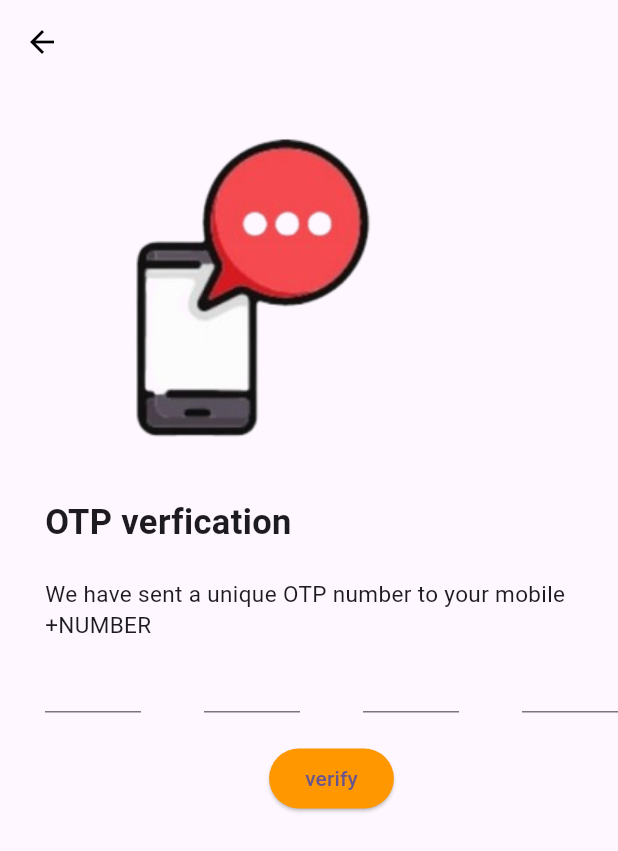
After one commit to deepaksp24/dealsdray, a Flutter app: the Otpverify screen opened directly, on a phone screen of 412 x 824 dp. The commit adds this screen. Shown: the top 851 px of the screen. Run offline on Flutter 3.47's test engine with Material 3 defaults, Android fonts, the phone set to English and light mode, and no system bars.

Commit message:
added OPT vrfication screen

```diff
--- a/lib/main.dart
+++ b/lib/main.dart
@@ -1,3 +1,4 @@
+import 'package:dealsdray/otpVerify.dart';
 import 'package:flutter/material.dart';
 import 'package:flutter/services.dart' show rootBundle;
 
@@ -106,10 +107,8 @@ class _MyHomePageState extends State<MyHomePage> {
                           children: <Widget>[
                             TextFormField(
                               decoration: const InputDecoration(
-                                  labelText:
-                                      'Name'), // Label for the name field
+                                  hintText: "enter the phone number"),
                               validator: (value) {
-                                // Validation function for the name field
                                 if (value!.isEmpty) {
                                   return 'Please enter your name.'; // Return an error message if the name is empty
                                 }
@@ -126,7 +125,7 @@ class _MyHomePageState extends State<MyHomePage> {
                                   _formKey.currentState!
                                       .save(); // Save the form data
                                   print(_phoneNumber);
-                                  //_navigateToNextPage(); // Print the entered name
+                                  _navigateToNextPage(); // Print the entered name
                                 } else {
                                   print('Please fill in the required fields');
                                 }
@@ -150,4 +149,11 @@ class _MyHomePageState extends State<MyHomePage> {
           ],
         ));
   }
+
+  void _navigateToNextPage() {
+    Navigator.push(
+      context,
+      MaterialPageRoute(builder: (context) => Otpverify()),
+    );
+  }
 }
--- /dev/null
+++ b/lib/otpVerify.dart
@@ -0,0 +1,146 @@
+import 'package:flutter/material.dart';
+import 'package:flutter/services.dart';
+
+class Otpverify extends StatefulWidget {
+  const Otpverify({super.key});
+
+  @override
+  State<Otpverify> createState() => _OtpverifyState();
+}
+
+class _OtpverifyState extends State<Otpverify> {
+  var pin1;
+  var pin2;
+  var pin3;
+  var pin4;
+  @override
+  Widget build(BuildContext context) {
+    return Scaffold(
+      appBar: AppBar(
+        leading: IconButton(
+          icon: Icon(Icons.arrow_back, color: Colors.black),
+          onPressed: () => Navigator.of(context).pop(),
+        ),
+      ),
+      body: Padding(
+        padding: const EdgeInsets.fromLTRB(30, 0, 0, 0),
+        child: Column(
+          crossAxisAlignment: CrossAxisAlignment.start,
+          children: [
+            Image(image: AssetImage("assets/images/otp_logo.png")),
+            Text(
+              'OTP verfication',
+              style: TextStyle(fontWeight: FontWeight.bold, fontSize: 23),
+            ),
+            SizedBox(
+              height: 20,
+            ),
+            Text(
+              'We have sent a unique OTP number to your mobile +NUMBER',
+              style: TextStyle(fontSize: 15),
+            ),
+            Padding(
+              padding: const EdgeInsets.fromLTRB(0.0, 0, 0.0, 0.0),
+              child: Form(
+                  child: Row(
+                mainAxisAlignment: MainAxisAlignment.spaceBetween,
+                children: [
+                  SizedBox(
+                    height: 68,
+                    width: 64,
+                    child: TextFormField(
+                      onChanged: (value) {
+                        if (value.length == 1) {
+                          FocusScope.of(context).nextFocus();
+                        }
+                      },
+                      onSaved: (p1) {
+                        pin1 = p1;
+                      },
+                      style: TextStyle(fontWeight: FontWeight.bold),
+                      keyboardType: TextInputType.number,
+                      textAlign: TextAlign.center,
+                      inputFormatters: [
+                        LengthLimitingTextInputFormatter(1),
+                        FilteringTextInputFormatter.digitsOnly
+                      ],
+                    ),
+                  ),
+                  SizedBox(
+                    height: 68,
+                    width: 64,
+                    child: TextFormField(
+                      onChanged: (value) {
+                        if (value.length == 1) {
+                          FocusScope.of(context).nextFocus();
+                        }
+                      },
+                      onSaved: (p2) {
+                        pin2 = p2;
+                      },
+                      style: TextStyle(fontWeight: FontWeight.bold),
+                      keyboardType: TextInputType.number,
+                      textAlign: TextAlign.center,
+                      inputFormatters: [
+                        LengthLimitingTextInputFormatter(1),
+                        FilteringTextInputFormatter.digitsOnly
+                      ],
+                    ),
+                  ),
+                  SizedBox(
+                    height: 68,
+                    width: 64,
+                    child: TextFormField(
+                      onChanged: (value) {
+                        if (value.length == 1) {
+                          FocusScope.of(context).nextFocus();
+                        }
+                      },
+                      onSaved: (p3) {
+                        pin3 = p3;
+                      },
+                      style: TextStyle(fontWeight: FontWeight.bold),
+                      keyboardType: TextInputType.number,
+                      textAlign: TextAlign.center,
+                      inputFormatters: [
+                        LengthLimitingTextInputFormatter(1),
+                        FilteringTextInputFormatter.digitsOnly
+                      ],
+                    ),
+                  ),
+                  SizedBox(
+                    height: 68,
+                    width: 64,
+                    child: TextFormField(
+                      onChanged: (value) {
+                        if (value.length == 1) {
+                          FocusScope.of(context).nextFocus();
+                        }
+                      },
+                      onSaved: (p4) {
+                        pin4 = p4;
+                      },
+                      style: TextStyle(fontWeight: FontWeight.bold),
+                      keyboardType: TextInputType.number,
+                      textAlign: TextAlign.center,
+                      inputFormatters: [
+                        LengthLimitingTextInputFormatter(1),
+                        FilteringTextInputFormatter.digitsOnly
+                      ],
+                    ),
+                  )
+                ],
+              )),
+            ),
+            Center(
+                child: ElevatedButton(
+              onPressed: () {},
+              child: Text("verify"),
+              style: ElevatedButton.styleFrom(backgroundColor: Colors.orange),
+            ))
+          ],
+        ),
+      ),
+    );
+  }
+}
--- a/pubspec.yaml
+++ b/pubspec.yaml
@@ -58,7 +58,7 @@ flutter:
 
   # To add assets to your application, add an assets section, like this:
   assets:
-    - assets/images/logo.png
+    - assets/images/
   #   - images/a_dot_ham.jpeg
 
   # An image asset can refer to one or more resolution-specific "variants", see
```
Also changed, not shown: assets/images/otp_logo.png (added).
